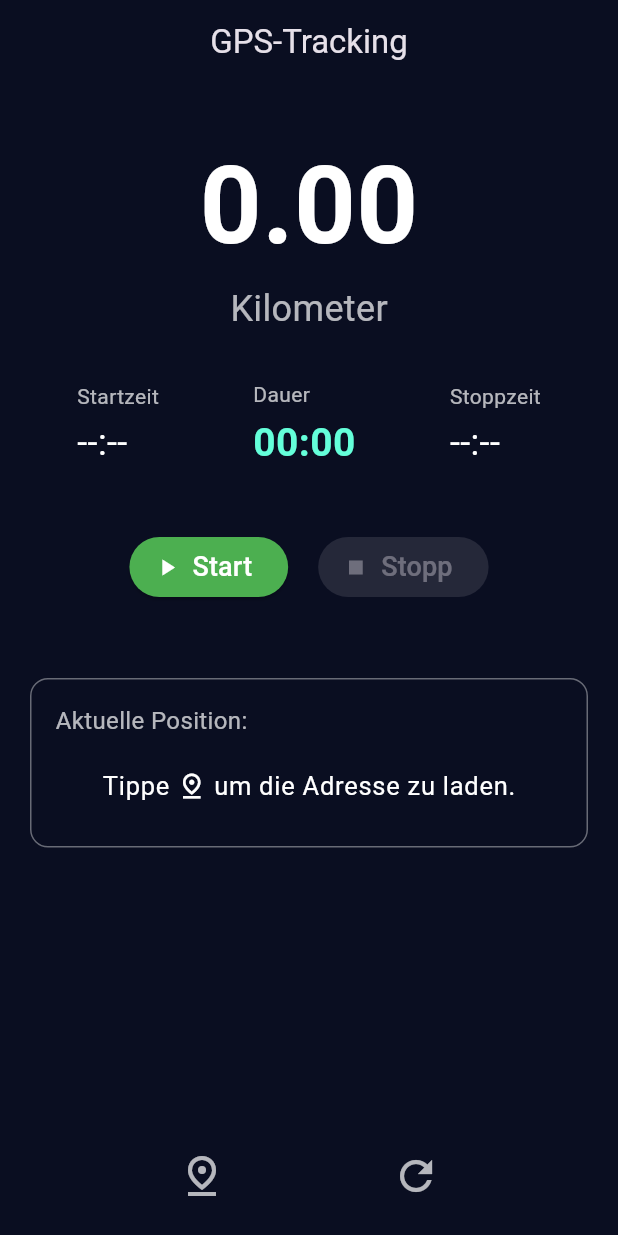
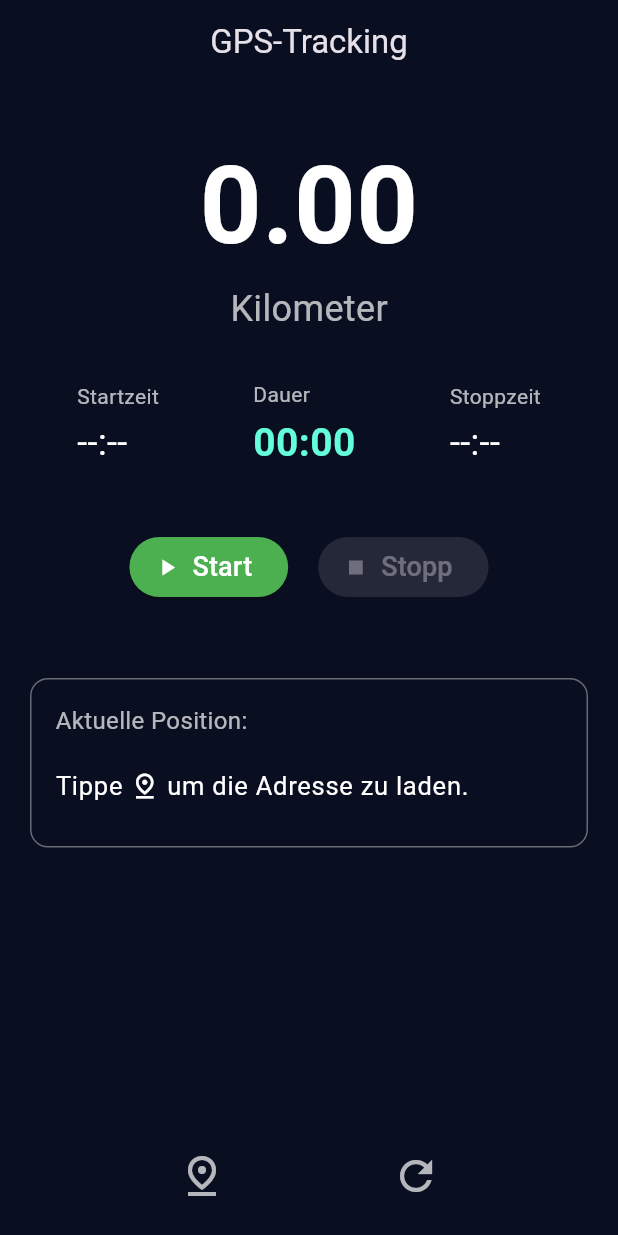
Before and after one commit to urdev-github1/uPedometer, a Flutter app: the screen it shows after launch, swiped to page 2, on a phone screen of 412 x 824 dp. Run offline on Flutter 3.47's test engine with Material 3 defaults, Android fonts, the phone set to English and light mode, and no system bars; our stand-ins replace connectivity_plus, device_info_plus, flutter_map, geocoding, geolocator, latlong2 and 4 more.

Commit message:
Aufräumarbeiten

```diff
--- a/lib/main.dart
+++ b/lib/main.dart
@@ -29,6 +29,7 @@ class MyApp extends StatelessWidget {
     final themeNotifier = Provider.of<ThemeNotifier>(context);
 
     return MaterialApp(
+      debugShowCheckedModeBanner: false,
       title: 'uPedometer',
       theme: lightTheme,
       darkTheme: darkTheme,
--- a/lib/screens/location_tracker_screen.dart
+++ b/lib/screens/location_tracker_screen.dart
@@ -182,7 +182,7 @@ class _LocationTrackerScreenState extends State<LocationTrackerScreen> with Auto
                           const SizedBox(height: 8),
                           Container(
                             constraints: const BoxConstraints(minHeight: 48),
-                            alignment: Alignment.center,
+                            alignment: Alignment.centerLeft, // <<< ÄNDERUNG HIER
                             child: Builder(
                               builder: (context) {
                                 if (controller.isFetchingAddress) {
@@ -201,7 +201,7 @@ class _LocationTrackerScreenState extends State<LocationTrackerScreen> with Auto
                                   );
                                 } else {
                                   return Row(
-                                    mainAxisAlignment: MainAxisAlignment.center,
+                                    mainAxisAlignment: MainAxisAlignment.start, // <<< ÄNDERUNG HIER
                                     crossAxisAlignment: CrossAxisAlignment.center,
                                     children: [
                                       Text(
```
